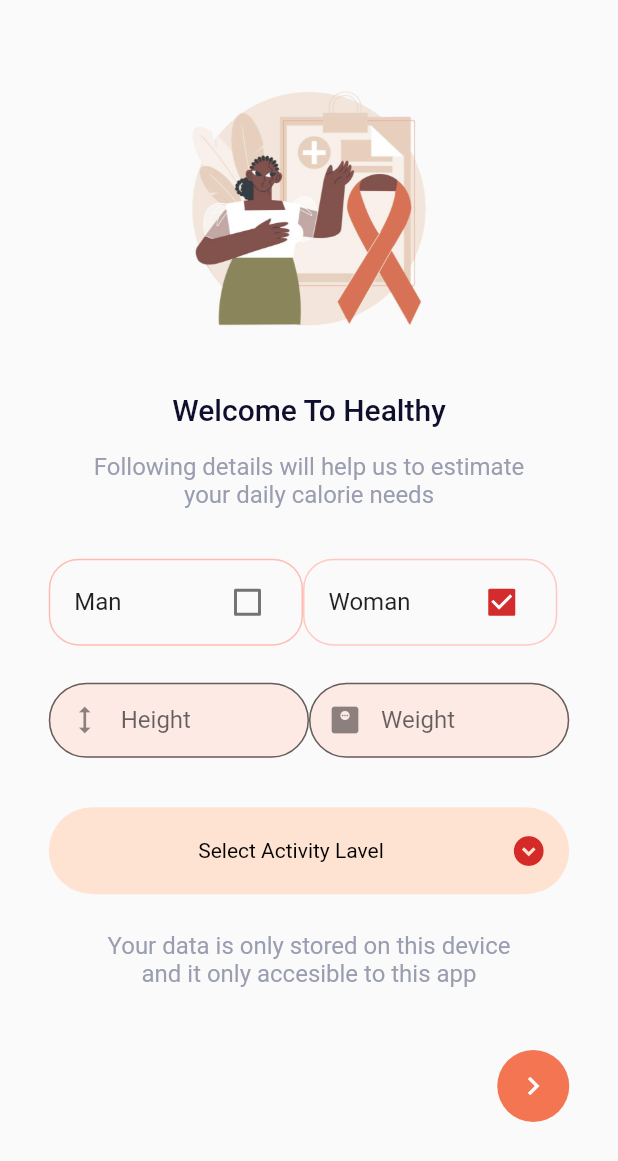
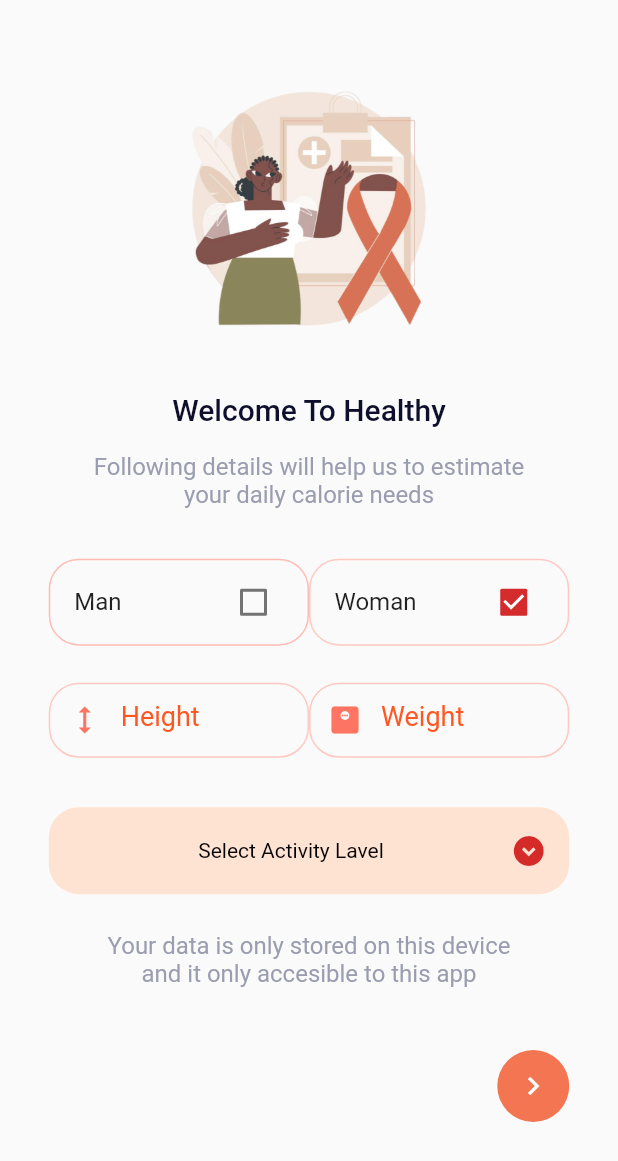
Before and after one commit to NassimMahmoudi/Healthy01, a Flutter app: the OnboardingSecondScreen screen opened directly, on a phone screen of 412 x 824 dp. Shown: the top 1161 px of the screen. Run offline on Flutter 3.47's test engine with Material 2 defaults, Android fonts, the phone set to English and light mode, and no system bars; our stand-ins replace flutter_svg; Roboto replaces fonts that are missing (SFProText).

Commit message:
second onboarding screen commit

```diff
--- a/lib/screens/onboarding_second_screen.dart
+++ b/lib/screens/onboarding_second_screen.dart
@@ -1,3 +1,5 @@
+// ignore_for_file: prefer_const_constructors
+
 import 'package:flutter/material.dart';
 import 'package:flutter/services.dart';
 
@@ -120,7 +122,6 @@ class _onboardingSecondScreenState extends State<OnboardingSecondScreen> {
                     ),
                   ),
                 ),
-                const SizedBox(width: 8),
               ],
             ),
             SizedBox(
@@ -142,17 +143,24 @@ class _onboardingSecondScreenState extends State<OnboardingSecondScreen> {
                     decoration: InputDecoration(
                       prefixIcon: const Icon(
                         Icons.height,
+                        color: Color.fromARGB(255, 253, 116, 98),
                       ),
-                      labelText: "Height",
-                      filled: true, //<-- SEE HERE
-                      fillColor: const Color.fromARGB(255, 253, 234, 229),
-                      border: OutlineInputBorder(
-                        borderRadius: BorderRadius.circular(30),
-                        borderSide: const BorderSide(
-                          color: Color.fromARGB(255, 253, 116, 98),
-                          width: 5.0,
-                        ),
+                      hintText: "Height",
+                      hintStyle:
+                          TextStyle(color: Colors.deepOrange, fontSize: 18),
+                      focusedBorder: OutlineInputBorder(
+                        borderRadius: BorderRadius.circular(20),
+                        borderSide: BorderSide(color: Colors.blue, width: 1.0),
                       ),
+                      enabledBorder: OutlineInputBorder(
+                        borderRadius: BorderRadius.circular(20),
+                        borderSide: BorderSide(
+                            color: Color.fromARGB(255, 255, 200, 193),
+                            width: 1.0),
+                      ),
+
+                      //filled: true, //<-- SEE HERE
+                      //fillColor: const Color.fromARGB(255, 253, 234, 229),
                     ),
                     obscureText: false,
                   ),
@@ -173,16 +181,22 @@ class _onboardingSecondScreenState extends State<OnboardingSecondScreen> {
                     decoration: InputDecoration(
                       prefixIcon: const Icon(
                         Icons.monitor_weight,
+                        color: Color.fromARGB(255, 253, 116, 98),
                       ),
-                      labelText: "Weight",
-                      filled: true, //<-- SEE HERE
-                      fillColor: const Color.fromARGB(255, 253, 234, 229),
-                      border: OutlineInputBorder(
-                        borderRadius: BorderRadius.circular(30),
-                        borderSide: const BorderSide(
-                          color: Color.fromARGB(255, 253, 116, 98),
-                          width: 5.0,
-                        ),
+                      hintText: "Weight",
+                      hintStyle:
+                          TextStyle(color: Colors.deepOrange, fontSize: 18),
+                      //filled: true, //<-- SEE HERE
+                      //fillColor: const Color.fromARGB(255, 253, 234, 229),
+                      focusedBorder: OutlineInputBorder(
+                        borderRadius: BorderRadius.circular(20),
+                        borderSide: BorderSide(color: Colors.blue, width: 1.0),
+                      ),
+                      enabledBorder: OutlineInputBorder(
+                        borderRadius: BorderRadius.circular(20),
+                        borderSide: BorderSide(
+                            color: Color.fromARGB(255, 255, 200, 193),
+                            width: 1.0),
                       ),
                     ),
                     obscureText: false,
@@ -196,7 +210,7 @@ class _onboardingSecondScreenState extends State<OnboardingSecondScreen> {
               width: 300,
               decoration: BoxDecoration(
                   color: Color.fromARGB(250, 255, 227, 209),
-                  borderRadius: BorderRadius.circular(30)),
+                  borderRadius: BorderRadius.circular(20)),
               child: DropdownButtonHideUnderline(
                 child: DropdownButton<String>(
                   value: dropdownValue,
@@ -206,7 +220,7 @@ class _onboardingSecondScreenState extends State<OnboardingSecondScreen> {
                   ),
                   elevation: 16,
                   style: const TextStyle(color: Color.fromARGB(255, 0, 0, 0)),
-                  borderRadius: BorderRadius.circular(30),
+                  borderRadius: BorderRadius.circular(20),
                   underline: Container(
                     color: Color.fromARGB(255, 253, 116, 98),
                     width: 1.0,
@@ -241,9 +255,8 @@ class _onboardingSecondScreenState extends State<OnboardingSecondScreen> {
                             child: Text(
                               e,
                               style: const TextStyle(
-                                  fontSize: 18,
+                                  fontSize: 16,
                                   color: Color.fromARGB(255, 0, 0, 0),
-                                  fontStyle: FontStyle.italic,
                                   fontWeight: FontWeight.bold),
                             ),
                           ))
```
